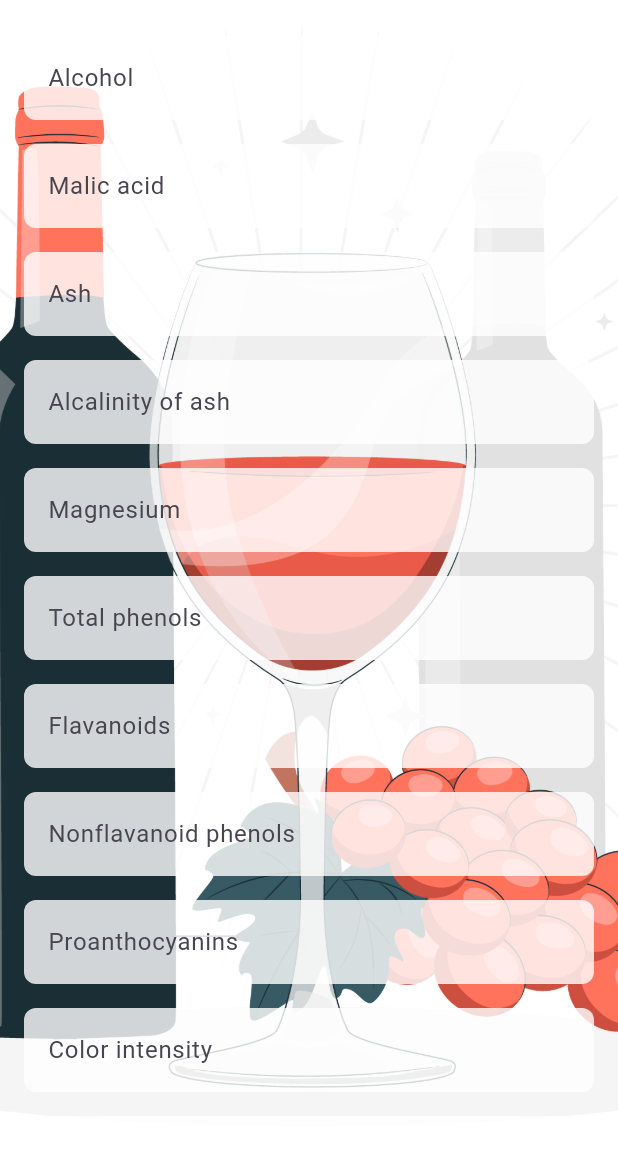
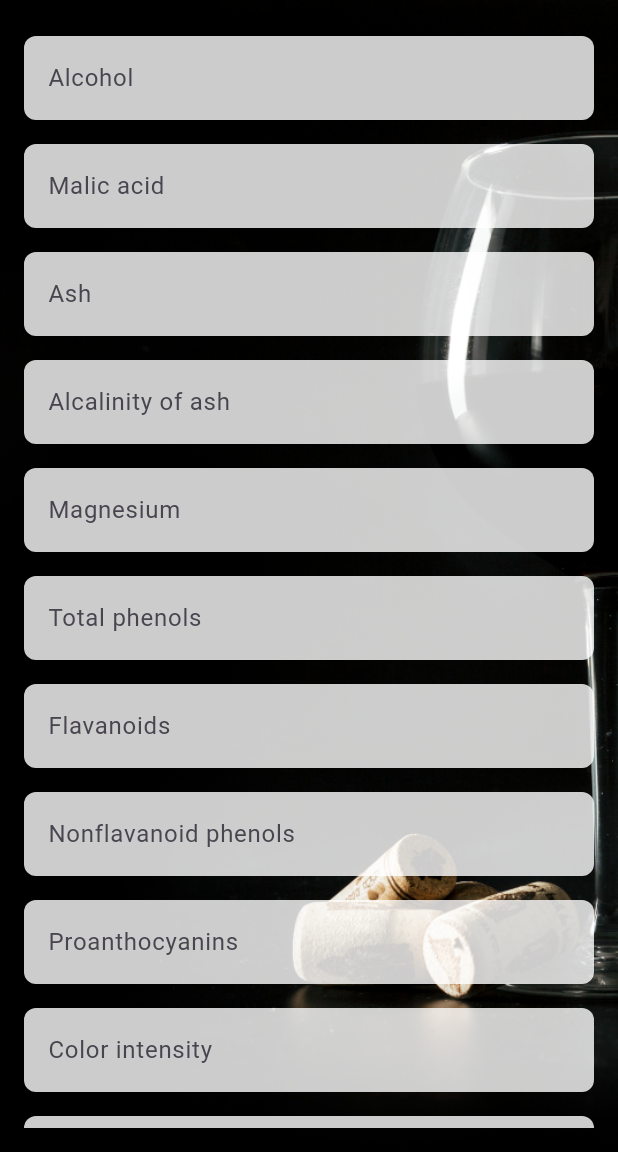
Before and after one commit to Tripp808/Oche_Ankeli-Linear-Regression, a Flutter app: the screen it shows after launch, on a phone screen of 412 x 824 dp, the part 84-1236 px from its top. Run offline on Flutter 3.47's test engine with Material 3 defaults, Android fonts, the phone set to English and light mode, and no system bars.

Commit message:
few changes to app and UI

```diff
--- a/Flutter App/wine_prediction_app/lib/main.dart
+++ b/Flutter App/wine_prediction_app/lib/main.dart
@@ -15,31 +15,7 @@ class MyApp extends StatelessWidget {
       title: 'Wine Prediction App',
       theme: ThemeData(
         primarySwatch: Colors.blue,
-        brightness: Brightness.light,
-        scaffoldBackgroundColor: Colors.white,
-        inputDecorationTheme: InputDecorationTheme(
-          filled: true,
-          fillColor: Colors.white.withOpacity(0.8),
-          border: OutlineInputBorder(
-            borderRadius: BorderRadius.circular(8.0),
-            borderSide: BorderSide.none,
-          ),
-        ),
       ),
-      darkTheme: ThemeData(
-        primarySwatch: Colors.blue,
-        brightness: Brightness.dark,
-        scaffoldBackgroundColor: Colors.black,
-        inputDecorationTheme: InputDecorationTheme(
-          filled: true,
-          fillColor: Colors.grey[800]!.withOpacity(0.8),
-          border: OutlineInputBorder(
-            borderRadius: BorderRadius.circular(8.0),
-            borderSide: BorderSide.none,
-          ),
-        ),
-      ),
-      themeMode: ThemeMode.system,
       home: const PredictionPage(),
     );
   }
@@ -95,7 +71,7 @@ class _PredictionPageState extends State<PredictionPage> {
           // Background image
           Positioned.fill(
             child: Image.asset(
-              'assets/wine-glass.jpg',
+              'assets/glass-wine.jpg',
               fit: BoxFit.cover,
             ),
           ),
@@ -127,6 +103,12 @@ class _PredictionPageState extends State<PredictionPage> {
                             'OD280/OD315 of diluted wines',
                             'Proline'
                           ][index],
+                          filled: true,
+                          fillColor: Colors.white.withOpacity(0.8),
+                          border: OutlineInputBorder(
+                            borderRadius: BorderRadius.circular(8.0),
+                            borderSide: BorderSide.none,
+                          ),
                         ),
                         keyboardType: TextInputType.number,
                         validator: (value) {
@@ -154,7 +136,7 @@ class _PredictionPageState extends State<PredictionPage> {
                   ),
                   const SizedBox(height: 20),
                   if (_prediction.isNotEmpty)
-                    Text('Prediction: $_prediction', style: const TextStyle(fontSize: 18, color: Colors.white, fontWeight: FontWeight.bold)),
+                    Text('Prediction: $_prediction', style: const TextStyle(fontSize: 18, color: Color.fromARGB(255, 255, 255, 255), fontWeight: FontWeight.bold)),
                   if (_errorMessage.isNotEmpty)
                     Text('Error: $_errorMessage', style: const TextStyle(fontSize: 18, color: Colors.red)),
                 ],
--- a/Flutter App/wine_prediction_app/pubspec.yaml
+++ b/Flutter App/wine_prediction_app/pubspec.yaml
@@ -65,6 +65,7 @@ flutter:
     - assets/winewoman.png
     - assets/new-wine.gif
     - assets/wine-glass.jpg
+    - assets/glass-wine.jpg
 
   # An image asset can refer to one or more resolution-specific "variants", see
   # https://flutter.dev/assets-and-images/#resolution-aware
```
Also changed, not shown: Flutter App/wine_prediction_app/assets/glass-wine.jpg (added).
